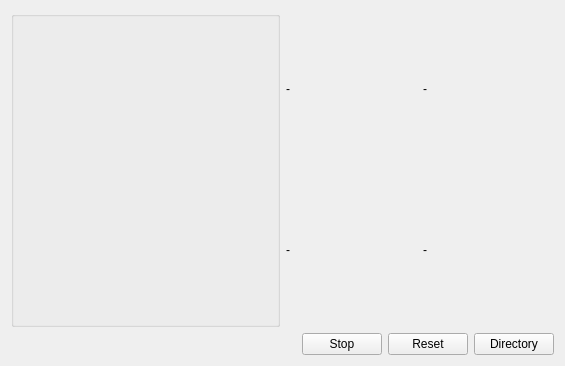
Qt form vlc/VLCVideoWidget.ui (Aerobota/OpenCV) before a commit.
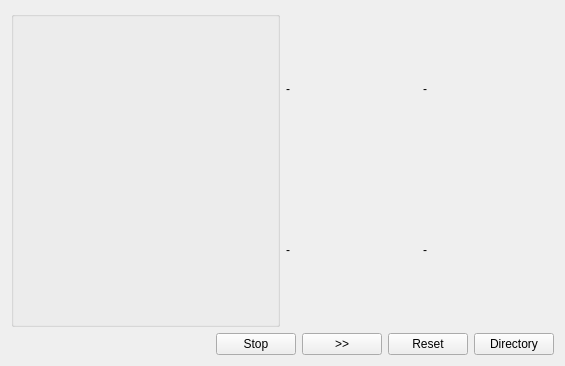
The same form after that commit.

Commit message: Add method for advanced image for image

The edit to the form file:
```diff
--- a/vlc/VLCVideoWidget.ui
+++ b/vlc/VLCVideoWidget.ui
@@ -90,6 +90,13 @@
        </property>
       </widget>
      </item>
+     <item>
+      <widget class="QPushButton" name="btNextImage">
+       <property name="text">
+        <string>&gt;&gt;</string>
+       </property>
+      </widget>
+     </item>
      <item>
       <widget class="QPushButton" name="btReset">
        <property name="toolTip">
```
The commit also changes 2 other files.
